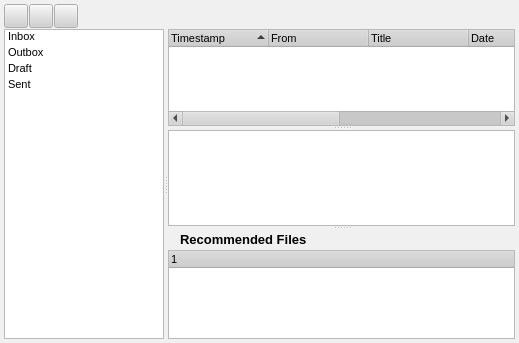
This is rs-Qt-gui/src/gui/MessagesDialog.ui in autoscatto/retroshare as Qt 5 draws it before an edit. The edited form follows.
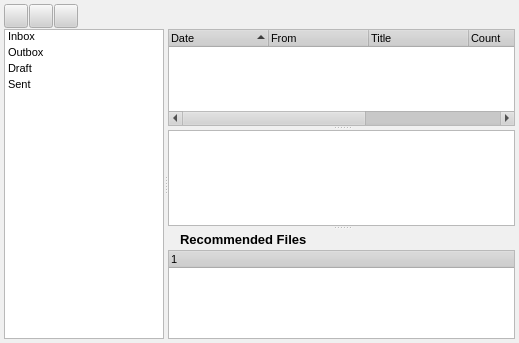
This is the edited form. Icons and pictures are not drawn.

Commit message: Modifications to make everything work under windows (Qt4.2.2)  Search: Unitialised Variables were crashing it!  Skins: Made Internal again - until we'ver sorted out the issues.  Chat: Tweaked output so it looks better.  Messages: Removed extra Date field.  GUI: resized a number of things.  Installer: cleaned up.

```diff
--- a/rs-Qt-gui/src/gui/MessagesDialog.ui
+++ b/rs-Qt-gui/src/gui/MessagesDialog.ui
@@ -645,11 +645,11 @@
          <bool>true</bool>
         </property>
         <property name="columnCount" >
-         <number>7</number>
+         <number>6</number>
         </property>
         <column>
          <property name="text" >
-          <string>Timestamp</string>
+          <string>Date</string>
          </property>
         </column>
         <column>
@@ -662,11 +662,6 @@
           <string>Title</string>
          </property>
         </column>
-        <column>
-         <property name="text" >
-          <string>Date</string>
-         </property>
-        </column>
         <column>
          <property name="text" >
           <string>Count</string>
```
The commit also changes 47 other files.
